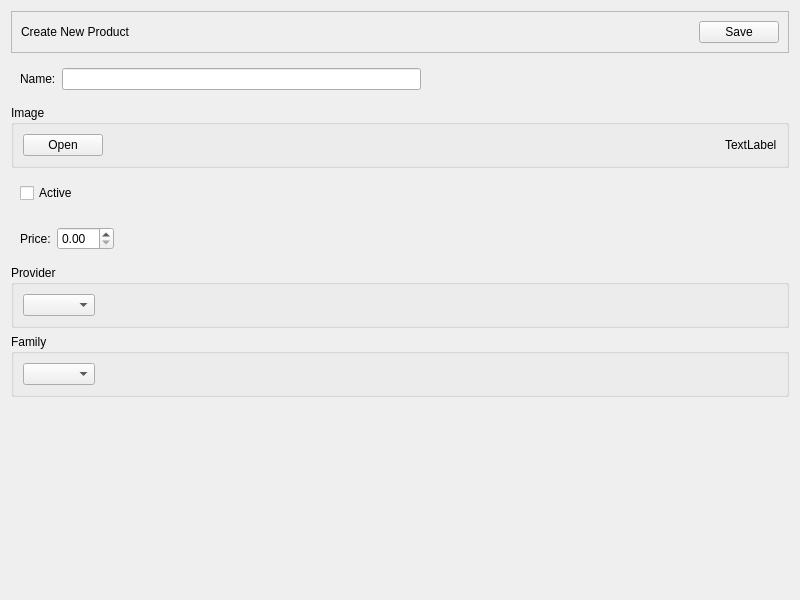
Qt form penyamanager/admin/adminproductitem.ui (eguzki/penyamanager) before a commit.
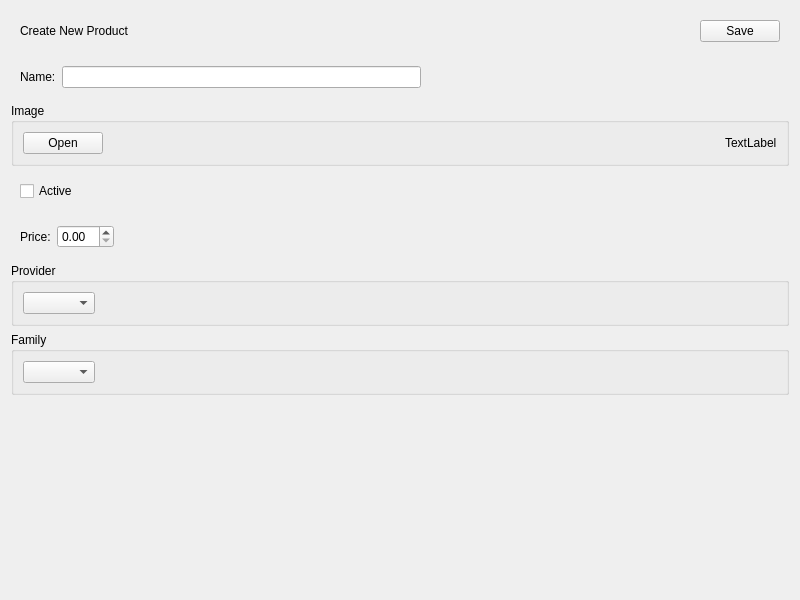
The same form after that commit.

What changed in the file:
```diff
--- a/penyamanager/admin/adminproductitem.ui
+++ b/penyamanager/admin/adminproductitem.ui
@@ -57,19 +57,13 @@
   </property>
   <layout class="QVBoxLayout" name="verticalLayout">
    <item>
-    <widget class="QFrame" name="topFrame">
+    <widget class="QWidget" name="topWidget" native="true">
      <property name="sizePolicy">
       <sizepolicy hsizetype="Preferred" vsizetype="Fixed">
        <horstretch>0</horstretch>
        <verstretch>0</verstretch>
       </sizepolicy>
      </property>
-     <property name="frameShape">
-      <enum>QFrame::StyledPanel</enum>
-     </property>
-     <property name="frameShadow">
-      <enum>QFrame::Raised</enum>
-     </property>
      <layout class="QHBoxLayout" name="horizontalLayout">
       <item>
        <widget class="QLabel" name="titleLabel">
```
Left out of the diff: 2 changed lines with no effect on the pictures.
